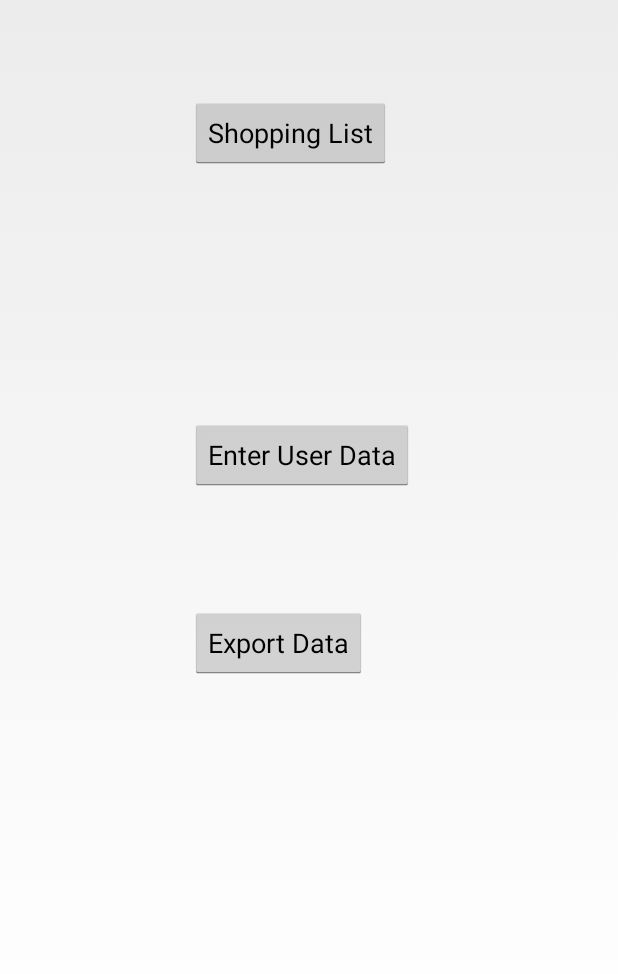
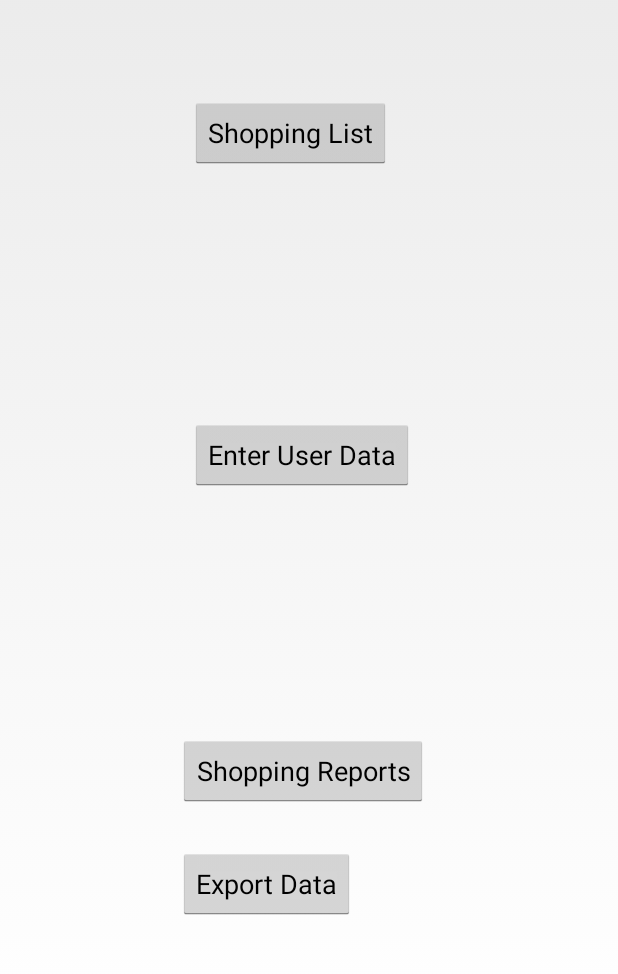
Before and after one commit to xiaoqin2012/nutrition1, an Android app: the screen it shows after launch (StartScreen), on a phone screen of 412 x 824 dp, the part 199-1173 px from its top. Run offline under Robolectric (Android 15) with nearby library versions, the light colour scheme and no system bars; 3 statements that could not run were skipped.

Commit message:
Add reports for shopping

```diff
--- a/NutritionTracker/NutritionTracker/app/src/main/java/net/tigerparents/nut/NutritionTracker.java
+++ b/NutritionTracker/NutritionTracker/app/src/main/java/net/tigerparents/nut/NutritionTracker.java
@@ -57,6 +57,7 @@ public class NutritionTracker extends Activity {
 
     public void showReports(View view) {
         Intent intent = new Intent(this, ShowReports.class);
+        intent.putExtra(ShowReports.REPORTS_PARENT, ShowReports.REPORTS_FOR_EATING);
         startActivity(intent);
     }
 
--- a/NutritionTracker/NutritionTracker/app/src/main/java/net/tigerparents/nut/StartScreen.java
+++ b/NutritionTracker/NutritionTracker/app/src/main/java/net/tigerparents/nut/StartScreen.java
@@ -64,6 +64,12 @@ public class StartScreen extends Activity {
         }
     }
 
+    public void shoppingReports(View view) {
+        Intent intent = new Intent(this, ShowReports.class);
+        intent.putExtra(ShowReports.REPORTS_PARENT, ShowReports.REPORTS_FOR_SHOPPING);
+        startActivity(intent);
+    }
+
     @Override
     public boolean onOptionsItemSelected(MenuItem item) {
         // Handle action bar item clicks here. The action bar will
--- a/NutritionTracker/NutritionTracker/app/src/main/java/net/tigerparents/nut/nutritioninfo/NutritionData.java
+++ b/NutritionTracker/NutritionTracker/app/src/main/java/net/tigerparents/nut/nutritioninfo/NutritionData.java
@@ -140,7 +140,7 @@ public class NutritionData {
     }
 
     public enum ReportTypes {
-        DAILY, WEEKLY, MONTHLY
+        DAILY, WEEKLY, MONTHLY, DAILY_SHOPPING, WEEKLY_SHOPPING, MONTHLY_SHOPPING
     }
 
 
--- a/NutritionTracker/NutritionTracker/app/src/main/res/layout/activity_start_screen.xml
+++ b/NutritionTracker/NutritionTracker/app/src/main/res/layout/activity_start_screen.xml
@@ -40,13 +40,25 @@
         android:text="Enter User Data" />
 
     <Button
+        android:id="@+id/shopping_reports"
+        android:layout_width="wrap_content"
+        android:layout_height="wrap_content"
+        android:layout_above="@+id/onExportData"
+        android:layout_alignEnd="@+id/tracker_button"
+        android:layout_alignRight="@+id/tracker_button"
+        android:layout_marginBottom="27dp"
+        android:onClick="shoppingReports"
+        android:text="Shopping Reports" />
+
+
+    <Button
         android:id="@+id/onExportData"
         android:layout_width="wrap_content"
         android:layout_height="wrap_content"
-        android:layout_alignLeft="@+id/userdata"
-        android:layout_alignStart="@+id/userdata"
-        android:layout_below="@+id/userdata"
-        android:layout_marginTop="77dp"
+        android:layout_alignLeft="@+id/shopping_reports"
+        android:layout_alignParentBottom="true"
+        android:layout_alignStart="@+id/shopping_reports"
+        android:layout_marginBottom="62dp"
         android:onClick="onExportData"
         android:text="Export Data" />
 </RelativeLayout>
```
Also changed, not shown: NutritionTracker/NutritionTracker/app/src/main/java/net/tigerparents/nut/ShowReports.java (+74 -9 lines), 2 other files.
